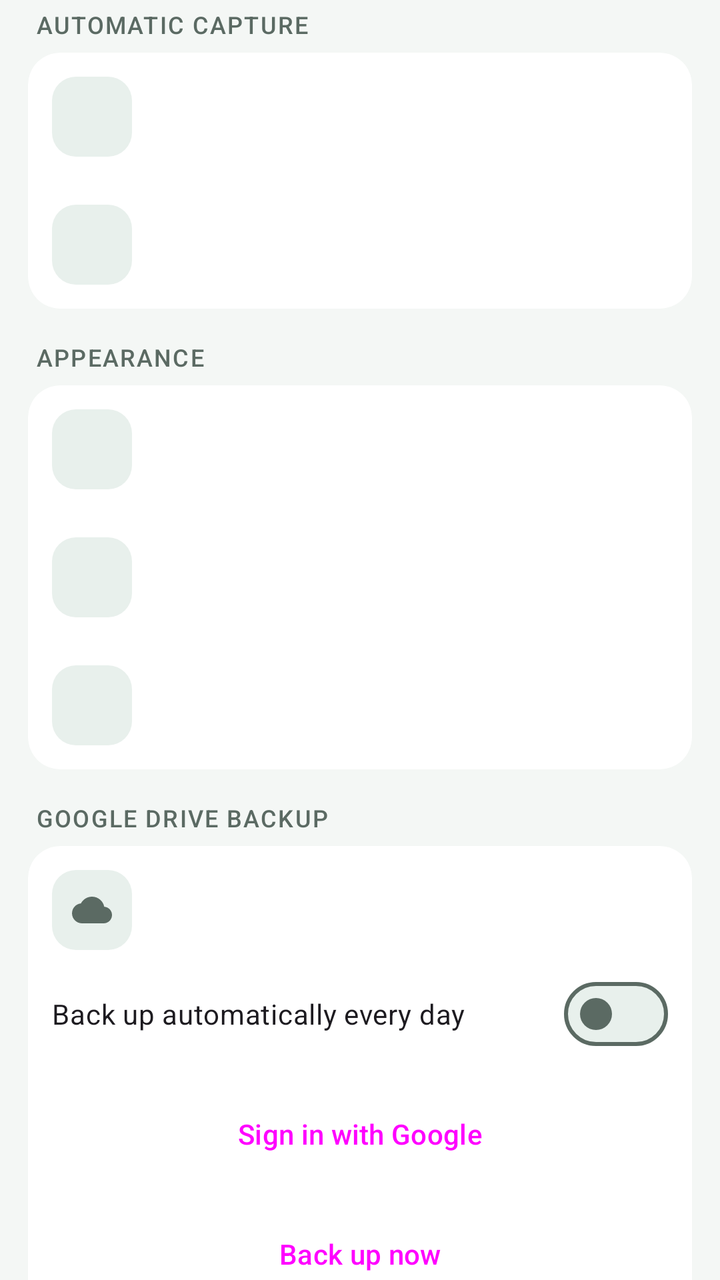
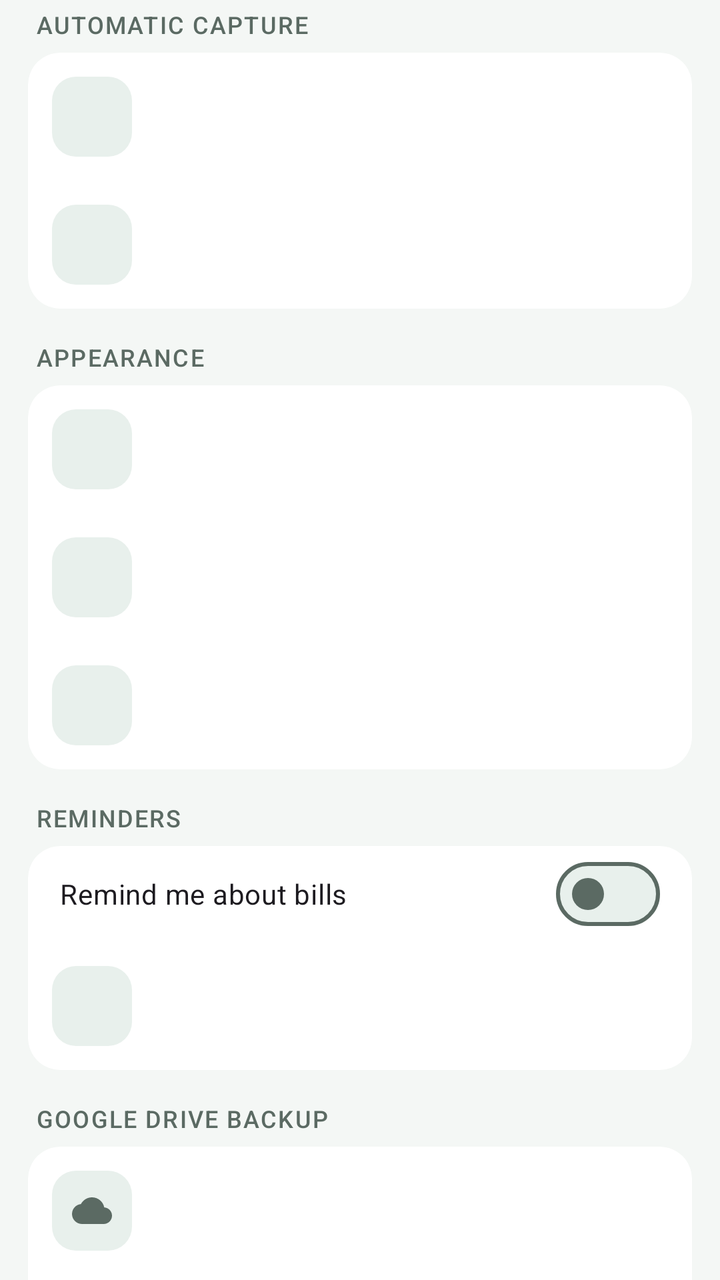

Compare the two renders of this Android layout. The source of the first and the diff that turns it into the second are given below.
<!-- AndroidManifest.xml: application theme Theme.ExpenseMate -->
<!-- res/layout/fragment_settings.xml -->
<?xml version="1.0" encoding="utf-8"?>
<androidx.core.widget.NestedScrollView xmlns:android="http://schemas.android.com/apk/res/android"
    android:layout_width="match_parent"
    android:layout_height="match_parent">

    <LinearLayout
        android:layout_width="match_parent"
        android:layout_height="wrap_content"
        android:orientation="vertical"
        android:paddingStart="14dp"
        android:paddingEnd="14dp"
        android:paddingBottom="24dp">

        <TextView
            style="@style/Text.ExpenseMate.Section"
            android:layout_width="match_parent"
            android:layout_height="wrap_content"
            android:layout_marginTop="4dp"
            android:paddingStart="4dp"
            android:paddingBottom="6dp"
            android:text="Automatic capture" />

        <com.google.android.material.card.MaterialCardView
            android:layout_width="match_parent"
            android:layout_height="wrap_content">

            <LinearLayout
                android:layout_width="match_parent"
                android:layout_height="wrap_content"
                android:orientation="vertical">

                <include
                    android:id="@+id/rowSms"
                    layout="@layout/item_settings_row" />

                <include
                    android:id="@+id/rowNotifications"
                    layout="@layout/item_settings_row" />
            </LinearLayout>
        </com.google.android.material.card.MaterialCardView>

        <TextView
            style="@style/Text.ExpenseMate.Section"
            android:layout_width="match_parent"
            android:layout_height="wrap_content"
            android:layout_marginTop="16dp"
            android:paddingStart="4dp"
            android:paddingBottom="6dp"
            android:text="Appearance" />

        <com.google.android.material.card.MaterialCardView
            android:layout_width="match_parent"
            android:layout_height="wrap_content">

            <LinearLayout
                android:layout_width="match_parent"
                android:layout_height="wrap_content"
                android:orientation="vertical">

                <include
                    android:id="@+id/rowTheme"
                    layout="@layout/item_settings_row" />

                <include
                    android:id="@+id/rowTabOrder"
                    layout="@layout/item_settings_row" />

                <include
                    android:id="@+id/rowMoneyOrder"
                    layout="@layout/item_settings_row" />
            </LinearLayout>
        </com.google.android.material.card.MaterialCardView>

        <TextView
            style="@style/Text.ExpenseMate.Section"
            android:layout_width="match_parent"
            android:layout_height="wrap_content"
            android:layout_marginTop="16dp"
            android:paddingStart="4dp"
            android:paddingBottom="6dp"
            android:text="Google Drive backup" />

        <com.google.android.material.card.MaterialCardView
            android:layout_width="match_parent"
            android:layout_height="wrap_content">

            <LinearLayout
                android:layout_width="match_parent"
                android:layout_height="wrap_content"
                android:orientation="vertical"
                android:padding="12dp">

                <LinearLayout
                    android:layout_width="match_parent"
                    android:layout_height="wrap_content"
                    android:gravity="center_vertical"
                    android:orientation="horizontal">

                    <ImageView
                        android:id="@+id/ivCloud"
                        android:layout_width="40dp"
                        android:layout_height="40dp"
                        android:background="@drawable/bg_icon_tile"
                        android:importantForAccessibility="no"
                        android:padding="10dp"
                        android:src="@drawable/ic_cloud" />

                    <LinearLayout
                        android:layout_width="0dp"
                        android:layout_height="wrap_content"
                        android:layout_marginStart="12dp"
                        android:layout_weight="1"
                        android:orientation="vertical">

                        <TextView
                            android:id="@+id/tvBackupAccount"
                            style="@style/Text.ExpenseMate.Row"
                            android:layout_width="match_parent"
                            android:layout_height="wrap_content" />

                        <TextView
                            android:id="@+id/tvLastBackup"
                            style="@style/Text.ExpenseMate.SubLine"
                            android:layout_width="match_parent"
                            android:layout_height="wrap_content"
                            android:layout_marginTop="2dp" />
                    </LinearLayout>
                </LinearLayout>

                <com.google.android.material.materialswitch.MaterialSwitch
                    android:id="@+id/switchAutoBackup"
                    android:layout_width="match_parent"
                    android:layout_height="wrap_content"
                    android:layout_marginTop="8dp"
                    android:text="Back up automatically every day" />

                <Button
                    android:id="@+id/btnSignIn"
                    style="@style/Widget.ExpenseMate.Primary"
                    android:layout_width="match_parent"
                    android:layout_height="wrap_content"
                    android:layout_marginTop="12dp"
                    android:text="Sign in with Google" />

                <Button
                    android:id="@+id/btnBackup"
                    style="@style/Widget.ExpenseMate.Primary"
                    android:layout_width="match_parent"
                    android:layout_height="wrap_content"
                    android:layout_marginTop="12dp"
                    android:text="Back up now" />

                <LinearLayout
                    android:id="@+id/groupBackupActions"
                    android:layout_width="match_parent"
                    android:layout_height="wrap_content"
                    android:layout_marginTop="4dp"
                    android:orientation="horizontal">

                    <Button
                        android:id="@+id/btnRestore"
                        style="@style/Widget.ExpenseMate.Outlined"
                        android:layout_width="0dp"
                        android:layout_height="wrap_content"
                        android:layout_marginEnd="8dp"
                        android:layout_weight="1"
                        android:text="Restore"
                        android:textSize="13sp" />

                    <Button
                        android:id="@+id/btnDeleteOld"
                        style="@style/Widget.ExpenseMate.Outlined"
                        android:layout_width="0dp"
                        android:layout_height="wrap_content"
                        android:layout_weight="1"
                        android:text="Clear old backups"
                        android:textSize="13sp" />
                </LinearLayout>

                <Button
                    android:id="@+id/btnSignOut"
                    style="@style/Widget.Material3.Button.TextButton"
                    android:layout_width="wrap_content"
                    android:layout_height="wrap_content"
                    android:layout_gravity="center_horizontal"
                    android:text="Sign out" />

                <TextView
                    android:id="@+id/tvBackupStatus"
                    style="@style/Text.ExpenseMate.Sub"
                    android:layout_width="match_parent"
                    android:layout_height="wrap_content"
                    android:gravity="center"
                    android:visibility="gone" />
            </LinearLayout>
        </com.google.android.material.card.MaterialCardView>

        <TextView
            style="@style/Text.ExpenseMate.Section"
            android:layout_width="match_parent"
            android:layout_height="wrap_content"
            android:layout_marginTop="16dp"
            android:paddingStart="4dp"
            android:paddingBottom="6dp"
            android:text="About" />

        <com.google.android.material.card.MaterialCardView
            android:layout_width="match_parent"
            android:layout_height="wrap_content">

            <include
                android:id="@+id/rowAbout"
                layout="@layout/item_settings_row" />
        </com.google.android.material.card.MaterialCardView>
    </LinearLayout>
</androidx.core.widget.NestedScrollView>
<!-- res/layout/item_settings_row.xml (included above) -->
<?xml version="1.0" encoding="utf-8"?>
<LinearLayout xmlns:android="http://schemas.android.com/apk/res/android"
    android:layout_width="match_parent"
    android:layout_height="wrap_content"
    android:clickable="true"
    android:focusable="true"
    android:foreground="?attr/selectableItemBackground"
    android:gravity="center_vertical"
    android:orientation="horizontal"
    android:padding="12dp">

    <ImageView
        android:id="@+id/ivIcon"
        android:layout_width="40dp"
        android:layout_height="40dp"
        android:background="@drawable/bg_icon_tile"
        android:importantForAccessibility="no"
        android:padding="10dp" />

    <LinearLayout
        android:layout_width="0dp"
        android:layout_height="wrap_content"
        android:layout_marginStart="12dp"
        android:layout_marginEnd="8dp"
        android:layout_weight="1"
        android:orientation="vertical">

        <TextView
            android:id="@+id/tvTitle"
            style="@style/Text.ExpenseMate.Row"
            android:layout_width="match_parent"
            android:layout_height="wrap_content" />

        <TextView
            android:id="@+id/tvSubtitle"
            style="@style/Text.ExpenseMate.SubLine"
            android:layout_width="match_parent"
            android:layout_height="wrap_content"
            android:layout_marginTop="2dp" />
    </LinearLayout>

    <TextView
        android:id="@+id/tvTag"
        style="@style/Text.ExpenseMate.Tag"
        android:layout_width="wrap_content"
        android:layout_height="wrap_content"
        android:visibility="gone" />
</LinearLayout>
<!-- resources referenced by this layout -->
<resources>
  <!-- drawable bg_icon_tile (drawable) -->
  <?xml version="1.0" encoding="utf-8"?>
  <shape xmlns:android="http://schemas.android.com/apk/res/android" android:shape="rectangle">
      <corners android:radius="12dp" />
      <solid android:color="@color/surface_variant" />
  </shape>
  <style name="Text.ExpenseMate.Row" parent="">
          <item name="android:textSize">15sp</item>
          <item name="android:fontFamily">sans-serif-medium</item>
          <item name="android:textColor">@color/on_surface</item>
          <item name="android:maxLines">1</item>
          <item name="android:ellipsize">end</item>
      </style>
  <style name="Text.ExpenseMate.Sub" parent="">
          <item name="android:textSize">12.5sp</item>
          <item name="android:textColor">@color/on_surface_variant</item>
      </style>
  <style name="Text.ExpenseMate.SubLine" parent="Text.ExpenseMate.Sub">
          <item name="android:maxLines">1</item>
          <item name="android:ellipsize">end</item>
      </style>
  <style name="Widget.ExpenseMate.Outlined" parent="Widget.Material3.Button.OutlinedButton">
          <item name="cornerRadius">12dp</item>
          <item name="android:paddingTop">12dp</item>
          <item name="android:paddingBottom">12dp</item>
      </style>
  <style name="Widget.ExpenseMate.Primary" parent="Widget.Material3.Button">
          <item name="cornerRadius">12dp</item>
          <item name="android:paddingTop">12dp</item>
          <item name="android:paddingBottom">12dp</item>
      </style>
  <color name="surface_variant">#E8F0EC</color>
  <color name="on_surface">#14201B</color>
  <color name="on_surface_variant">#5B6A63</color>
  <!-- drawable bg_tag (drawable) -->
  <?xml version="1.0" encoding="utf-8"?>
  <shape xmlns:android="http://schemas.android.com/apk/res/android" android:shape="rectangle">
      <corners android:radius="7dp" />
      <solid android:color="@color/surface_variant" />
  </shape>
  <color name="primary">#0E6B5A</color>
  <color name="on_primary">#FFFFFF</color>
  <color name="primary_container">#CFEDE3</color>
  <color name="on_primary_container">#00382D</color>
  <color name="transfer">#37548F</color>
  <color name="alert">#B23A2C</color>
  <color name="background">#F4F7F5</color>
  <color name="surface">#FFFFFF</color>
  <color name="outline">#DDE6E1</color>
  <style name="ThemeOverlay.ExpenseMate.BottomSheet" parent="ThemeOverlay.Material3.BottomSheetDialog">
          <item name="bottomSheetStyle">@style/Widget.ExpenseMate.BottomSheet</item>
          <item name="android:navigationBarColor">@color/surface</item>
      </style>
  <style name="Widget.ExpenseMate.Toolbar" parent="Widget.Material3.Toolbar">
          <item name="android:background">@color/background</item>
          <item name="titleTextAppearance">@style/Text.ExpenseMate.ScreenTitle</item>
      </style>
  <style name="Widget.ExpenseMate.Card" parent="Widget.Material3.CardView.Filled">
          <item name="cardBackgroundColor">@color/surface</item>
          <item name="cardCornerRadius">16dp</item>
          <item name="cardElevation">0dp</item>
          <item name="strokeWidth">0dp</item>
      </style>
  <style name="Widget.ExpenseMate.BottomSheet" parent="Widget.Material3.BottomSheet.Modal">
          <item name="backgroundTint">@color/surface</item>
          <item name="shapeAppearance">@style/Shape.ExpenseMate.Sheet</item>
      </style>
  <style name="Text.ExpenseMate.ScreenTitle" parent="TextAppearance.Material3.TitleLarge">
          <item name="android:fontFamily">sans-serif-medium</item>
          <item name="android:textColor">@color/on_surface</item>
      </style>
  <style name="Shape.ExpenseMate.Sheet" parent="">
          <item name="cornerFamily">rounded</item>
          <item name="cornerSizeTopLeft">22dp</item>
          <item name="cornerSizeTopRight">22dp</item>
          <item name="cornerSizeBottomLeft">0dp</item>
          <item name="cornerSizeBottomRight">0dp</item>
      </style>
  <!-- unchanged entries left out for length: 5 -->
</resources>

<!-- the commit's change to res/layout/fragment_settings.xml (unified diff, before → after) -->
@@ -67,6 +67,40 @@
 
                 <include
                     android:id="@+id/rowMoneyOrder"
+                    layout="@layout/item_settings_row" />
+            </LinearLayout>
+        </com.google.android.material.card.MaterialCardView>
+
+        <TextView
+            style="@style/Text.ExpenseMate.Section"
+            android:layout_width="match_parent"
+            android:layout_height="wrap_content"
+            android:layout_marginTop="16dp"
+            android:paddingStart="4dp"
+            android:paddingBottom="6dp"
+            android:text="Reminders" />
+
+        <com.google.android.material.card.MaterialCardView
+            android:layout_width="match_parent"
+            android:layout_height="wrap_content">
+
+            <LinearLayout
+                android:layout_width="match_parent"
+                android:layout_height="wrap_content"
+                android:orientation="vertical">
+
+                <com.google.android.material.materialswitch.MaterialSwitch
+                    android:id="@+id/switchBillReminders"
+                    android:layout_width="match_parent"
+                    android:layout_height="wrap_content"
+                    android:paddingStart="16dp"
+                    android:paddingTop="8dp"
+                    android:paddingEnd="16dp"
+                    android:paddingBottom="8dp"
+                    android:text="Remind me about bills" />
+
+                <include
+                    android:id="@+id/rowReminderDays"
                     layout="@layout/item_settings_row" />
             </LinearLayout>
         </com.google.android.material.card.MaterialCardView>
